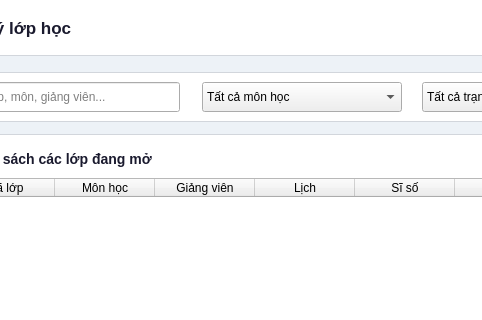
Before: the Qt Designer form frontend/ui/employee_classes.ui in abcxyzawe/BaiTapLonPy, drawn with Qt 5; both pictures show x 313 to 795 and y 0 to 320 of the 1100 by 700 pixel window.
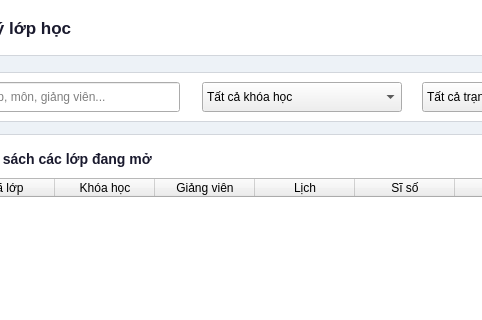
After: the same form once the commit is applied.

Commit message: ui: rename 'mon hoc' -> 'khoa hoc' (scope ngoai khoa)

```diff
--- a/frontend/ui/employee_classes.ui
+++ b/frontend/ui/employee_classes.ui
@@ -40,7 +40,7 @@
     </widget>
     <widget class="QComboBox" name="cboEmpClsCourse">
      <property name="geometry"><rect><x>260</x><y>10</y><width>200</width><height>30</height></rect></property>
-     <item><property name="text"><string>Tất cả môn học</string></property></item>
+     <item><property name="text"><string>Tất cả khóa học</string></property></item>
     </widget>
     <widget class="QComboBox" name="cboEmpClsStatus">
      <property name="geometry"><rect><x>480</x><y>10</y><width>170</width><height>30</height></rect></property>
@@ -69,7 +69,7 @@
      <property name="showGrid"><bool>false</bool></property>
      <property name="columnCount"><number>7</number></property>
      <column><property name="text"><string>Mã lớp</string></property></column>
-     <column><property name="text"><string>Môn học</string></property></column>
+     <column><property name="text"><string>Khóa học</string></property></column>
      <column><property name="text"><string>Giảng viên</string></property></column>
      <column><property name="text"><string>Lịch</string></property></column>
      <column><property name="text"><string>Sĩ số</string></property></column>
```
The commit also changes 6 other files.
